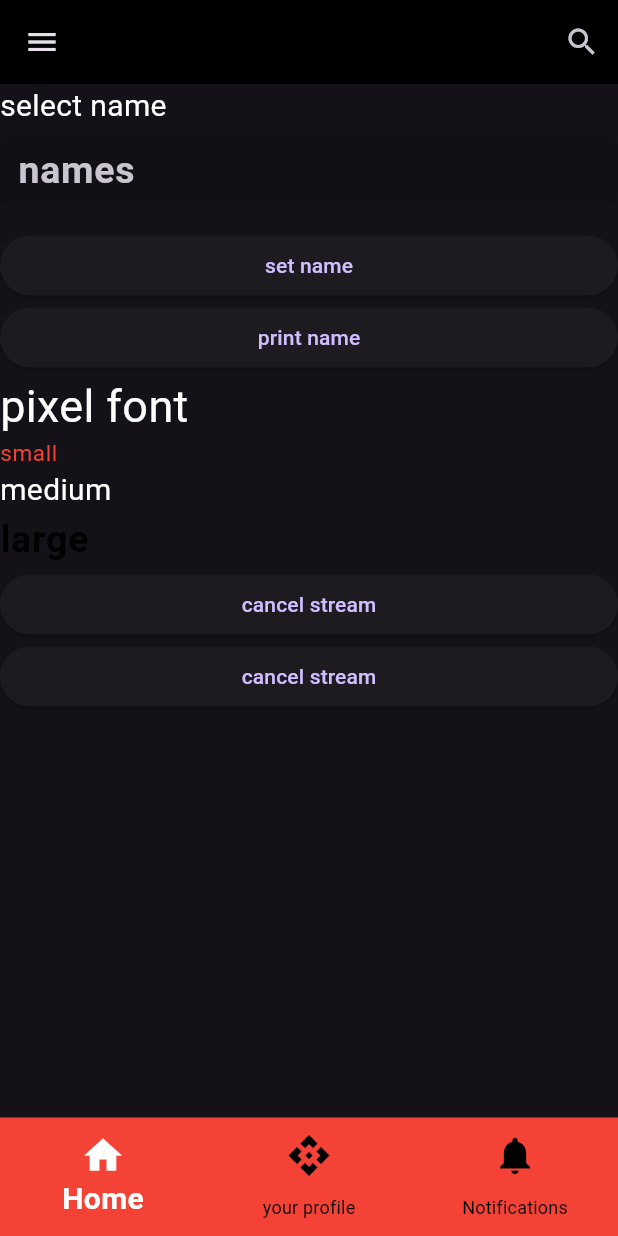
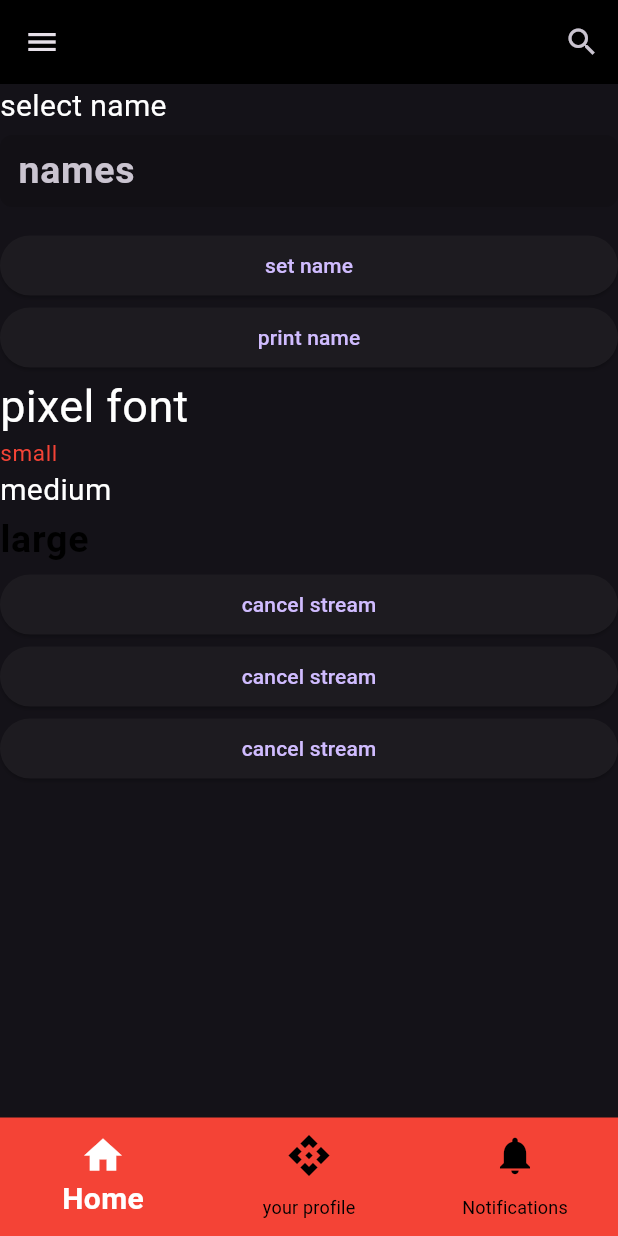
Before and after one commit to kareemalbahy/ITI_course, a Flutter app: the screen it shows after launch, on a phone screen of 412 x 824 dp. Run offline on Flutter 3.47's test engine with Material 3 defaults, Android fonts, the phone set to English and light mode, and no system bars; our stand-ins replace awesome_dialog, geolocator, shared_preferences; missing offline and left inert: drop_down_list; Roboto replaces fonts that are missing (Pixelify, pixelify).

Commit message:
training 1

```diff
--- a/lib/main.dart
+++ b/lib/main.dart
@@ -1075,6 +1075,9 @@ class TestState extends State<Test> with SingleTickerProviderStateMixin{
             ElevatedButton(onPressed: (){
               positionStream!.cancel();
             }, child: Text("cancel stream")),
+            ElevatedButton(onPressed: (){
+              positionStream!.cancel();
+            }, child: Text("cancel stream"))
           ],
 
       //topics
```
